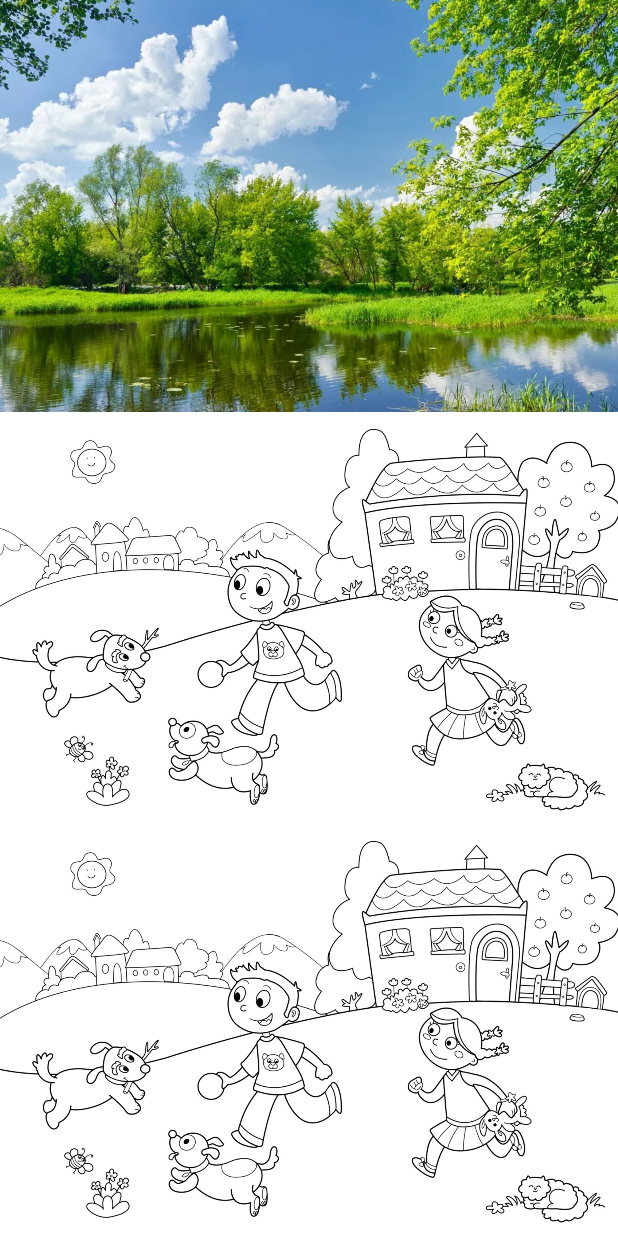
After one commit to asp424/Ball, an Android app built with Jetpack Compose: the composable CollapsedItem shown on its own in the app's theme, on a phone screen of 412 x 824 dp. The commit adds this screen. Run offline under Robolectric (Android 15) with nearby library versions, the phone set to English and light mode, and no system bars.

Commit message:
Collapsed Item

```diff
--- /dev/null
+++ b/app/src/main/java/com/lm/ball/CollapsedItem.kt
@@ -0,0 +1,54 @@
+package com.lm.ball
+
+import androidx.compose.foundation.Image
+import androidx.compose.foundation.layout.Arrangement
+import androidx.compose.foundation.layout.Column
+import androidx.compose.foundation.layout.fillMaxSize
+import androidx.compose.foundation.layout.size
+import androidx.compose.foundation.rememberScrollState
+import androidx.compose.foundation.verticalScroll
+import androidx.compose.runtime.*
+import androidx.compose.ui.Alignment
+import androidx.compose.ui.Modifier
+import androidx.compose.ui.layout.ContentScale
+import androidx.compose.ui.platform.LocalConfiguration
+import androidx.compose.ui.res.painterResource
+import androidx.compose.ui.unit.dp
+
+@Composable
+fun CollapsedItem() {
+    val itemHeight = LocalConfiguration.current.screenHeightDp.dp/3
+    val state = rememberScrollState()
+
+    var height by remember { mutableStateOf(itemHeight) }
+    LaunchedEffect(state.value) {
+        if (height <= itemHeight)
+            height = itemHeight - state.value.dp / 3
+    }
+    Column(
+        Modifier
+            .fillMaxSize()
+            .verticalScroll(state), horizontalAlignment = Alignment.CenterHorizontally,
+        verticalArrangement = Arrangement.Top
+    ) {
+
+        Image(
+            painter = painterResource(id = R.drawable.b), contentDescription = null,
+            contentScale = ContentScale.Crop,
+            modifier = Modifier.size(
+                LocalConfiguration.current.screenWidthDp.dp,
+                height = height
+            )
+        )
+        repeat(6) {
+            Image(
+                painter = painterResource(id = R.drawable.a), contentDescription = null,
+                contentScale = ContentScale.Crop,
+                modifier = Modifier.size(
+                    LocalConfiguration.current.screenWidthDp.dp,
+                    height = itemHeight
+                )
+            )
+        }
+    }
+}
```
Also changed, not shown: app/src/main/java/com/lm/ball/MainActivity.kt (+1 -40 lines).
